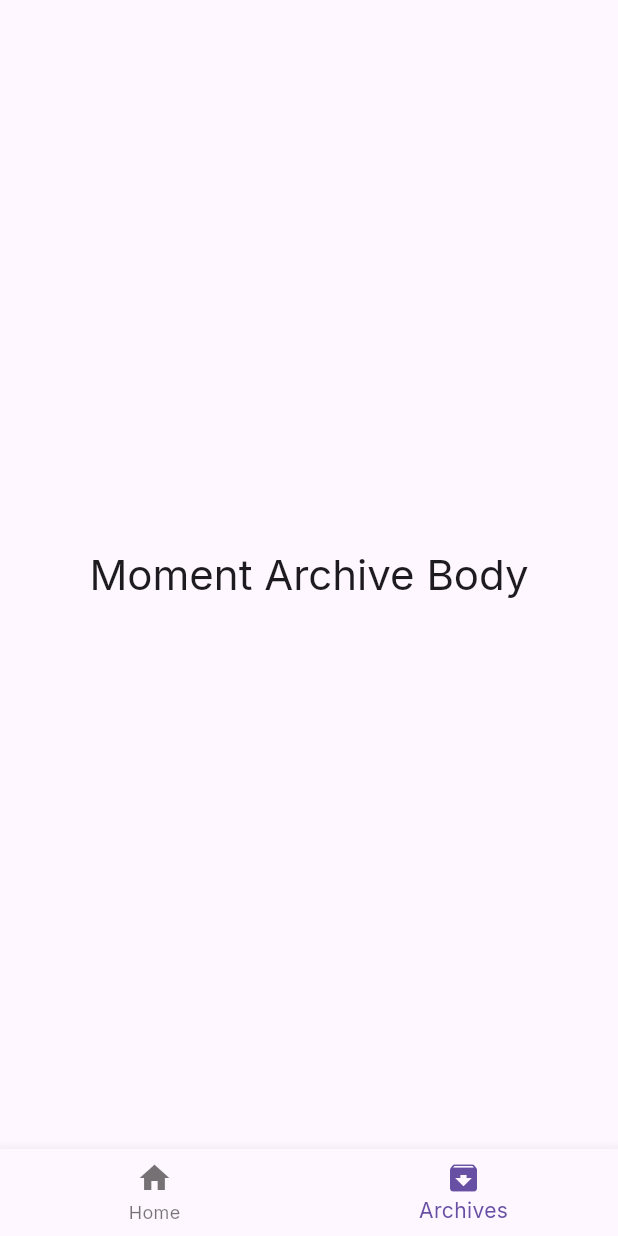
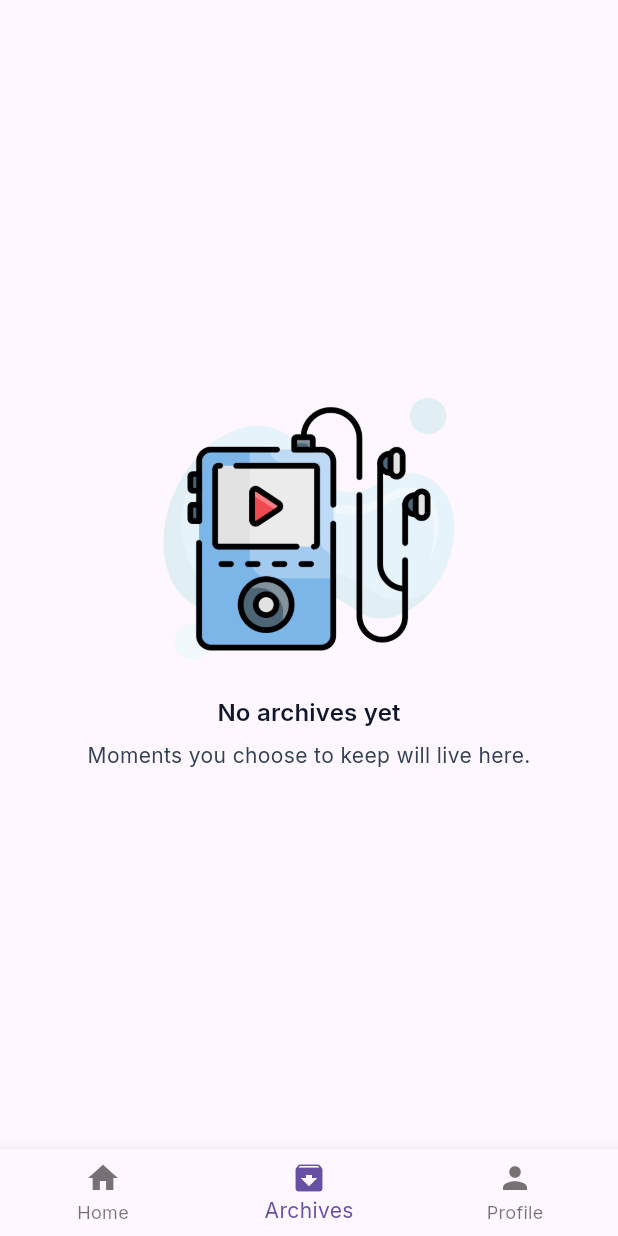
Before and after one commit to grgpratik-dev/VibeIn, a Flutter app: the screen it shows after launch, item 2 of the bottom bar chosen, on a phone screen of 412 x 824 dp. Run offline on Flutter 3.47's test engine with Material 3 defaults, Android fonts, the phone set to English and light mode, and no system bars; our stand-ins replace equatable, flutter_bloc, get_it, go_router; network calls fail.

Commit message:
fvm used, shell route fixed

```diff
--- a/lib/src/app/app.dart
+++ b/lib/src/app/app.dart
@@ -3,7 +3,7 @@ import 'package:flutter_bloc/flutter_bloc.dart';
 import 'package:vibein/src/app/route/app_router.dart';
 import 'package:vibein/src/app/theme/app_theme.dart';
 import 'package:vibein/src/core/constants/strings.dart';
-import 'package:vibein/src/features/shell/presentation/bloc/cubit/nav_cubit.dart';
+import 'package:vibein/src/features/shell/presentation/bloc/image_picker_cubit/image_picker_cubit.dart';
 
 import '../di/service_locator.dart';
 
@@ -13,7 +13,9 @@ class VibeInApp extends StatelessWidget {
   @override
   Widget build(BuildContext context) {
     return MultiBlocProvider(
-      providers: [BlocProvider(create: (context) => sl.get<NavCubit>())],
+      providers: [
+        BlocProvider(create: (context) => sl.get<ImagePickerCubit>()),
+      ],
       child: MaterialApp.router(
         debugShowCheckedModeBanner: false,
         title: appName,
--- a/lib/src/app/route/app_router.dart
+++ b/lib/src/app/route/app_router.dart
@@ -2,6 +2,7 @@ import 'package:flutter/material.dart';
 import 'package:go_router/go_router.dart';
 import 'package:vibein/src/app/route/app_routes.dart';
 import 'package:vibein/src/features/archives/presentation/archives_screen.dart';
+import 'package:vibein/src/features/profile/presentation/profile_screen.dart';
 import 'package:vibein/src/features/shell/presentation/shell_screen.dart';
 
 import '../../features/auth/presentation/auth_screen.dart';
@@ -45,6 +46,15 @@ final GoRouter appRouter = GoRouter(
             ),
           ],
         ),
+        StatefulShellBranch(
+          routes: [
+            GoRoute(
+              path: RoutePaths.profile,
+              name: RouteNames.profile,
+              builder: (context, state) => ProfileScreen(),
+            ),
+          ],
+        ),
       ],
     ),
 
--- a/lib/src/app/route/app_routes.dart
+++ b/lib/src/app/route/app_routes.dart
@@ -4,6 +4,7 @@ abstract class RoutePaths {
   static const String shell = '/';
   static const String home = '/home';
   static const String archives = '/archives';
+  static const String profile = '/profile';
 }
 
 abstract class RouteNames {
@@ -12,4 +13,5 @@ abstract class RouteNames {
   static const String shell = 'shell';
   static const String home = 'home';
   static const String archives = 'archives';
+  static const String profile = 'profile';
 }
--- /dev/null
+++ b/lib/src/core/constants/app_gaps.dart
@@ -0,0 +1,19 @@
+import 'package:flutter/widgets.dart';
+import 'app_spacing.dart';
+
+abstract class AppGaps {
+  // Vertical gaps
+  static const h4 = SizedBox(height: AppSpacing.xxs);
+  static const h8 = SizedBox(height: AppSpacing.xs);
+  static const h12 = SizedBox(height: AppSpacing.sm);
+  static const h16 = SizedBox(height: AppSpacing.md);
+  static const h24 = SizedBox(height: AppSpacing.xl);
+  static const h32 = SizedBox(height: AppSpacing.xxl);
+
+  // Horizontal gaps
+  static const w4 = SizedBox(width: AppSpacing.xxs);
+  static const w8 = SizedBox(width: AppSpacing.xs);
+  static const w12 = SizedBox(width: AppSpacing.sm);
+  static const w16 = SizedBox(width: AppSpacing.md);
+  static const w24 = SizedBox(width: AppSpacing.xl);
+}
--- /dev/null
+++ b/lib/src/core/constants/app_spacing.dart
@@ -0,0 +1,29 @@
+import 'package:flutter/widgets.dart';
+
+abstract class AppSpacing {
+  // Base scale
+  static const double xxs = 4;   // micro gaps, icon padding
+  static const double xs = 8;    // tight spacing
+  static const double sm = 12;   // compact spacing
+  static const double md = 16;   // default spacing
+  static const double lg = 20;   // roomy spacing
+  static const double xl = 24;   // section spacing
+  static const double xxl = 32;  // large section spacing
+  static const double xxxl = 40; // hero/empty state spacing
+
+  // Screen padding (default)
+  static const EdgeInsets screenPadding =
+      EdgeInsets.symmetric(horizontal: md, vertical: md);
+
+  static const EdgeInsets screenPaddingHorizontal =
+      EdgeInsets.symmetric(horizontal: md);
+
+  // Common container paddings
+  static const EdgeInsets cardPadding = EdgeInsets.all(md);
+
+  static const EdgeInsets sheetPadding =
+      EdgeInsets.fromLTRB(md, md, md, xl);
+
+  // Touch target sizing helpers
+  static const double minTapSize = 44; // iOS guideline friendly
+}
--- a/lib/src/di/service_locator.dart
+++ b/lib/src/di/service_locator.dart
@@ -1,6 +1,7 @@
 import 'package:get_it/get_it.dart';
+import 'package:vibein/src/features/shell/presentation/bloc/image_picker_cubit/image_picker_cubit.dart';
 
-import '../features/shell/presentation/bloc/cubit/nav_cubit.dart';
+
 
 // Service locator instance globally accessible
 final sl = GetIt.instance;
@@ -11,5 +12,6 @@ void setupServiceLocator() {
 }
 
 void bloc() {
-  sl.registerLazySingleton(() => NavCubit());
+
+  sl.registerLazySingleton(() => ImagePickerCubit());
 }
--- a/lib/src/features/archives/presentation/components/archives_body.dart
+++ b/lib/src/features/archives/presentation/components/archives_body.dart
@@ -1,4 +1,5 @@
 import 'package:flutter/material.dart';
+import 'package:vibein/src/core/constants/app_gaps.dart';
 
 class ArchivesBody extends StatelessWidget {
   const ArchivesBody({super.key});
@@ -6,11 +7,26 @@ class ArchivesBody extends StatelessWidget {
   @override
   Widget build(BuildContext context) {
     return Scaffold(
-      body: Center(
-        child: Text(
-          'Moment Archive Body',
-          style: Theme.of(context).textTheme.headlineMedium,
-        ),
+      body: Column(
+        mainAxisAlignment: .center,
+
+        children: [
+          SizedBox(
+            height: 200,
+            width: double.infinity,
+            child: Image.asset('assets/images/mp4-player.png'),
+          ),
+          AppGaps.h12,
+          Text(
+            'No archives yet',
+            style: Theme.of(context).textTheme.titleMedium,
+          ),
+          AppGaps.h8,
+          Text(
+            'Moments you choose to keep will live here.',
+            style: Theme.of(context).textTheme.bodyMedium,
+          ),
+        ],
       ),
     );
   }
--- a/lib/src/features/shell/presentation/bloc/cubit/nav_cubit.dart
+++ /dev/null
@@ -1,12 +0,0 @@
-import 'package:flutter_bloc/flutter_bloc.dart';
-
-// This NavCubit manages the state of the current screen index in Shell Screen.
-
-class NavCubit extends Cubit<int> {
-  NavCubit() : super(0);
-
-  void setIndex(int index) {
-    print("object");
-    emit(index);
-  }
-}
--- /dev/null
+++ b/lib/src/features/shell/presentation/bloc/image_picker_cubit/image_picker_cubit.dart
@@ -0,0 +1,8 @@
+import 'package:equatable/equatable.dart';
+import 'package:flutter_bloc/flutter_bloc.dart';
+
+part 'image_picker_state.dart';
+
+class ImagePickerCubit extends Cubit<ImagePickerState> {
+  ImagePickerCubit() : super(ImagePickerState());
+}
--- /dev/null
+++ b/lib/src/features/shell/presentation/bloc/image_picker_cubit/image_picker_state.dart
@@ -0,0 +1,17 @@
+part of 'image_picker_cubit.dart';
+
+enum ImagePickerStatus {
+  idle,
+  requestingCameraPermission,
+  cameraPermissionDenied,
+  pickingImage,
+  imagePicked,
+  imagePickFailed,
+}
+
+class ImagePickerState extends Equatable {
+  const ImagePickerState();
+
+  @override
+  List<Object> get props => [];
+}
--- a/lib/src/features/shell/presentation/components/shell_body.dart
+++ b/lib/src/features/shell/presentation/components/shell_body.dart
@@ -7,26 +7,20 @@ class ShellBody extends StatelessWidget {
 
   @override
   Widget build(BuildContext context) {
-    return BlocBuilder<NavCubit, int>(
-      builder: (context, state) {
     return Scaffold(
-          body: state == 0 ? HomeScreen() : ArchivesScreen(),
+      body: navigationShell,
       bottomNavigationBar: BottomNavigationBar(
         items: [
           BottomNavigationBarItem(icon: Icon(Icons.home), label: 'Home'),
-              BottomNavigationBarItem(
-                icon: Icon(Icons.archive),
-                label: 'Archives',
-              ),
+          BottomNavigationBarItem(icon: Icon(Icons.archive), label: 'Archives'),
+          BottomNavigationBarItem(icon: Icon(Icons.person), label: 'Profile'),
         ],
         currentIndex: navigationShell.currentIndex,
         onTap: (index) {
           navigationShell.goBranch(index, initialLocation: true);
-              sl.get<NavCubit>().setIndex(index);
+          // sl.get<NavCubit>().setIndex(index);
         },
       ),
     );
-      },
-    );
   }
 }
--- a/lib/src/features/shell/presentation/shell_screen.dart
+++ b/lib/src/features/shell/presentation/shell_screen.dart
@@ -1,11 +1,6 @@
 import 'package:flutter/material.dart';
-import 'package:flutter_bloc/flutter_bloc.dart';
 import 'package:go_router/go_router.dart';
-import 'package:vibein/src/di/service_locator.dart';
-import 'package:vibein/src/features/home/presentation/home_screen.dart';
-import 'package:vibein/src/features/shell/presentation/bloc/cubit/nav_cubit.dart';
 
-import '../../archives/presentation/archives_screen.dart' show ArchivesScreen;
 
 part 'components/shell_body.dart';
 
```
Also changed, not shown: lib/src/features/home/presentation/components/home_body.dart (+69 -3 lines), lib/src/features/profile/presentation/components/profile_body.dart (added, +17 -0 lines), lib/src/features/profile/presentation/profile_screen.dart (added, +12 -0 lines), pubspec.yaml (+5 -2 lines), assets/images/mp4-player.png (added), pubspec.lock, 14 other files. Lines whose indentation alone changed are shown as unchanged.
